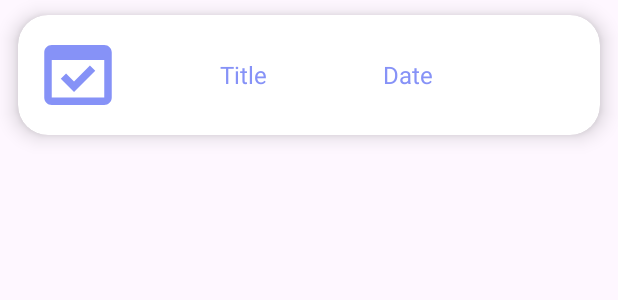
After one commit to 5arBarisic/Moment_Map, an Android app: the layout moment_item.xml on its own in the app's theme, with its tools: preview values and no code run, on a phone screen of 412 x 824 dp. The commit adds this screen. Shown: the top 300 px of the screen. Run offline under Robolectric (Android 15) with nearby library versions, the phone set to English and light mode, and no system bars.

Commit message:
added moment item, recyclerview, adapter and connection to base

```diff
--- a/app/build.gradle.kts
+++ b/app/build.gradle.kts
@@ -56,4 +56,5 @@ dependencies {
     testImplementation("junit:junit:4.13.2")
     androidTestImplementation("androidx.test.ext:junit:1.1.5")
     androidTestImplementation("androidx.test.espresso:espresso-core:3.5.1")
+    implementation("com.github.bumptech.glide:glide:4.14.2")
 }
--- /dev/null
+++ b/app/src/main/res/drawable/baseline_add_24.xml
@@ -0,0 +1,5 @@
+<vector android:autoMirrored="true" android:height="24dp"
+    android:tint="#FFFFFF" android:viewportHeight="24"
+    android:viewportWidth="24" android:width="24dp" xmlns:android="http://schemas.android.com/apk/res/android">
+    <path android:fillColor="@android:color/white" android:pathData="M19,13h-6v6h-2v-6H5v-2h6V5h2v6h6v2z"/>
+</vector>
--- /dev/null
+++ b/app/src/main/res/drawable/baseline_domain_verification_24.xml
@@ -0,0 +1,6 @@
+<vector android:autoMirrored="true" android:height="24dp"
+    android:tint="#8692F7" android:viewportHeight="24"
+    android:viewportWidth="24" android:width="24dp" xmlns:android="http://schemas.android.com/apk/res/android">
+    <path android:fillColor="@android:color/white" android:pathData="M16.6,10.88l-1.42,-1.42l-4.24,4.25l-2.12,-2.13l-1.42,1.42l3.54,3.54z"/>
+    <path android:fillColor="@android:color/white" android:pathData="M19,4H5C3.89,4 3,4.9 3,6v12c0,1.1 0.89,2 2,2h14c1.1,0 2,-0.9 2,-2V6C21,4.9 20.11,4 19,4zM19,18H5V8h14V18z"/>
+</vector>
--- /dev/null
+++ b/app/src/main/res/layout/moment_item.xml
@@ -0,0 +1,48 @@
+<?xml version="1.0" encoding="utf-8"?>
+<androidx.cardview.widget.CardView xmlns:android="http://schemas.android.com/apk/res/android"
+    android:layout_width="match_parent"
+    android:layout_height="wrap_content"
+    xmlns:app="http://schemas.android.com/apk/res-auto"
+    android:id="@+id/recCard"
+    android:layout_marginStart="12dp"
+    android:layout_marginEnd="12dp"
+    android:layout_marginHorizontal="10dp"
+    android:layout_marginVertical="10dp"
+    app:cardCornerRadius="20dp"
+    app:cardElevation="8dp">
+    <RelativeLayout
+        android:layout_width="match_parent"
+        android:layout_height="wrap_content">
+        <com.google.android.material.imageview.ShapeableImageView
+            android:layout_width="60dp"
+            android:layout_height="60dp"
+            android:id="@+id/recImage"
+            android:src="@drawable/baseline_domain_verification_24"
+            android:layout_marginStart="10dp"
+            android:layout_marginBottom="10dp"
+            android:layout_marginTop="10dp"
+            android:scaleType="centerCrop" />
+        <TextView
+            android:layout_width="120dp"
+            android:layout_height="40dp"
+            android:id="@+id/recTitle"
+            android:text="Title"
+            android:textColor="@color/lavender"
+            android:textSize="16sp"
+            android:gravity="center"
+            android:layout_marginTop="20dp"
+            android:layout_marginStart="20dp"
+            android:layout_toEndOf="@id/recImage"/>
+        <TextView
+            android:layout_width="100dp"
+            android:layout_height="40dp"
+            android:id="@+id/recDate"
+            android:text="Date"
+            android:layout_toEndOf="@id/recTitle"
+            android:layout_marginTop="20dp"
+            android:gravity="center"
+            android:textAlignment="center"
+            android:textColor="@color/lavender"
+            android:textSize="16sp"/>
+    </RelativeLayout>
+</androidx.cardview.widget.CardView>
```
Also changed, not shown: app/src/main/java/com/example/momentmap/HomeFragment.kt (+54 -2 lines), app/src/main/java/com/example/momentmap/MyAdapter.kt (added, +35 -0 lines), app/src/main/res/layout/fragment_home.xml (+21 -13 lines).
